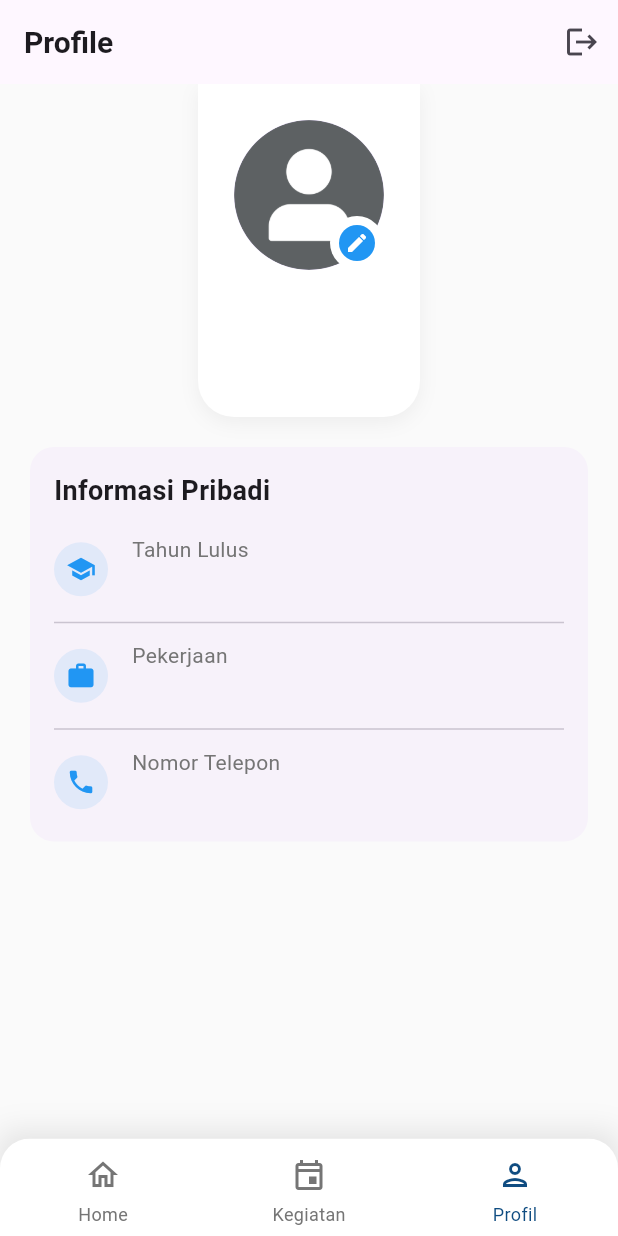
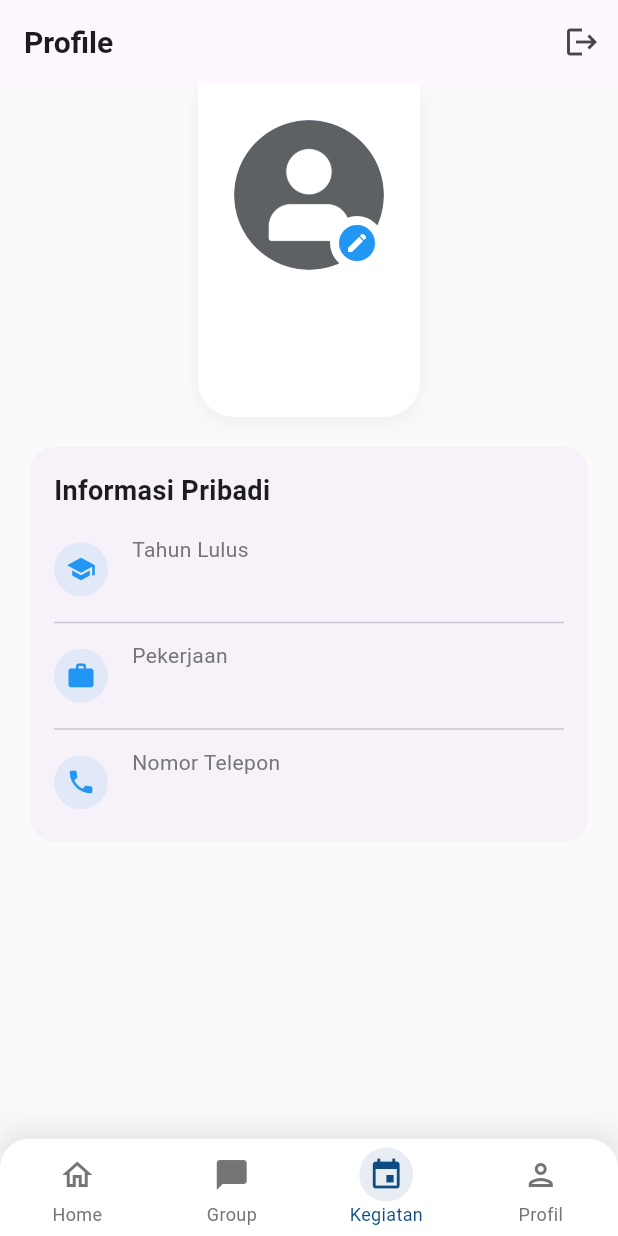
Before and after one commit to mrnpal/busfa-app, a Flutter app: the ProfileScreen screen opened by its route, on a phone screen of 412 x 824 dp. Run offline on Flutter 3.47's test engine with Material 3 defaults, Android fonts, the light colour scheme and no system bars; our stand-ins replace animate_do, cloud_firestore, firebase_auth, firebase_core, firebase_storage, geolocator and 5 more; missing offline and left inert: custom_info_window; accounts and stored records are empty; network calls fail.

Commit message:
move group chat

```diff
--- a/lib/views/profil.dart
+++ b/lib/views/profil.dart
@@ -306,8 +306,10 @@ class _ProfileScreenState extends State<ProfileScreen> {
             if (index == 0)
               Get.offAllNamed('/user-dashboard');
             else if (index == 1)
+              Get.toNamed('/group-chat');
+            else if (index == 2)
               Get.offAllNamed('/activities');
-            else if (index == 2)
+            else if (index == 3)
               Get.offAllNamed('/profile');
           },
           type: BottomNavigationBarType.fixed,
@@ -346,7 +348,24 @@ class _ProfileScreenState extends State<ProfileScreen> {
                           : Colors.transparent,
                 ),
                 child: Icon(
-                  _currentIndex == 1 ? Icons.event : Icons.event_outlined,
+                  _currentIndex == 1 ? Icons.event : Icons.chat_bubble_outlined,
+                  size: 24,
+                ),
+              ),
+              label: 'Group',
+            ),
+            BottomNavigationBarItem(
+              icon: Container(
+                padding: const EdgeInsets.all(6),
+                decoration: BoxDecoration(
+                  shape: BoxShape.circle,
+                  color:
+                      _currentIndex == 2
+                          ? const Color(0xFF0F4C81).withOpacity(0.1)
+                          : Colors.transparent,
+                ),
+                child: Icon(
+                  _currentIndex == 2 ? Icons.event : Icons.event_outlined,
                   size: 24,
                 ),
               ),
```
Also changed, not shown: lib/views/activity_page.dart (+21 -2 lines), lib/views/group_chat_page.dart (+8 -3 lines), lib/views/user_home.dart (+6 -6 lines), 1 other file.
